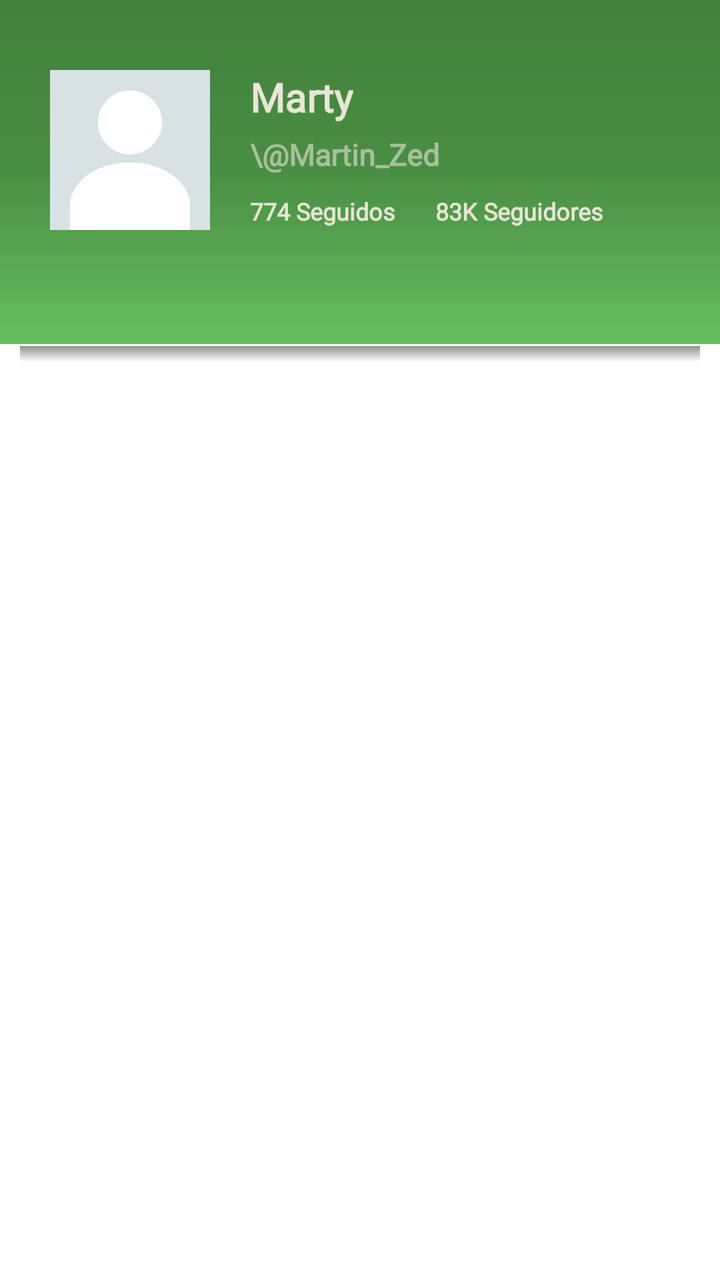
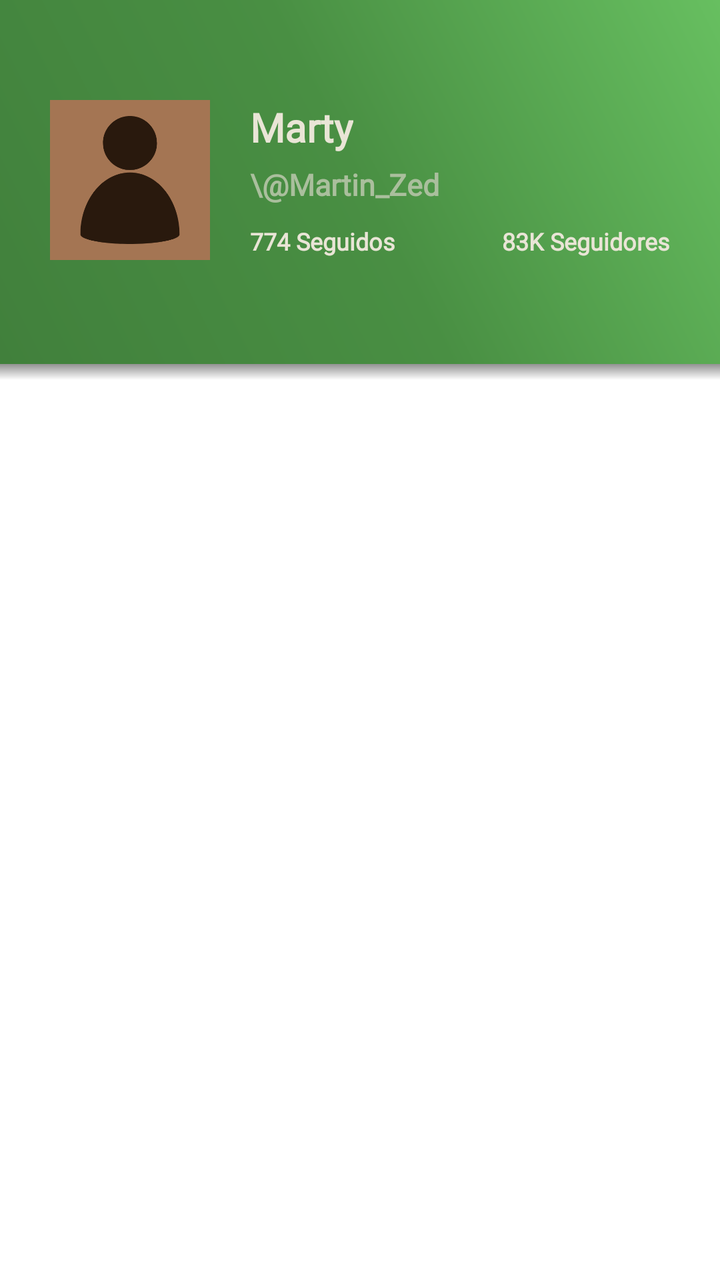

Two renders of the same Android screen: before a commit and after it. Below are the layout's source before the change and the commit's diff.
<!-- AndroidManifest.xml: application theme Theme.MangIA -->
<!-- res/layout/nav_header_home.xml -->
<?xml version="1.0" encoding="utf-8"?>
<androidx.constraintlayout.widget.ConstraintLayout xmlns:android="http://schemas.android.com/apk/res/android"
    xmlns:app="http://schemas.android.com/apk/res-auto"
    xmlns:tools="http://schemas.android.com/tools"
    android:layout_width="340dp"
    android:layout_height="180dp"
    android:gravity="bottom"
    android:orientation="vertical">

    <androidx.constraintlayout.widget.ConstraintLayout
        android:id="@+id/constraintLayout"
        android:layout_width="match_parent"
        android:layout_height="172dp"
        android:background="@drawable/side_nav_bar"
        app:layout_constraintEnd_toEndOf="parent"
        app:layout_constraintStart_toStartOf="parent"
        app:layout_constraintTop_toTopOf="parent">

        <ImageView
            android:id="@+id/imvProfileNH"
            android:layout_width="80dp"
            android:layout_height="80dp"
            android:layout_marginStart="25dp"
            android:layout_marginTop="35dp"
            android:contentDescription="@string/nav_header_desc"
            app:layout_constraintStart_toStartOf="parent"
            app:layout_constraintTop_toTopOf="parent"
            app:srcCompat="@drawable/profile_photo" />

        <TextView
            android:id="@+id/txvNNameNH"
            android:layout_width="wrap_content"
            android:layout_height="wrap_content"
            android:layout_marginStart="20dp"
            android:layout_marginTop="35dp"
            android:fontFamily="@font/opensansbold"
            android:text="Marty"
            android:textColor="@color/lightFont"
            android:textSize="20sp"
            android:textStyle="bold"
            app:layout_constraintStart_toEndOf="@+id/imvProfileNH"
            app:layout_constraintTop_toTopOf="parent" />

        <TextView
            android:id="@+id/txvUNameNH"
            android:layout_width="wrap_content"
            android:layout_height="wrap_content"
            android:layout_marginStart="20dp"
            android:layout_marginTop="5dp"
            android:fontFamily="@font/opensansbold"
            android:text="\@Martin_Zed"
            android:textColor="@color/transSecundaryColor"
            android:textSize="15sp"
            android:textStyle="bold"
            app:layout_constraintStart_toEndOf="@+id/imvProfileNH"
            app:layout_constraintTop_toBottomOf="@+id/txvNNameNH" />

        <TextView
            android:id="@+id/txvFollows"
            android:layout_width="wrap_content"
            android:layout_height="wrap_content"
            android:layout_marginStart="20dp"
            android:layout_marginTop="10dp"
            android:fontFamily="@font/opensansbold"
            android:text="774 Seguidos"
            android:textColor="@color/lightFont"
            android:textSize="12sp"
            android:textStyle="bold"
            app:layout_constraintStart_toEndOf="@+id/imvProfileNH"
            app:layout_constraintTop_toBottomOf="@+id/txvUNameNH" />

        <TextView
            android:id="@+id/txvFollowers"
            android:layout_width="wrap_content"
            android:layout_height="wrap_content"
            android:layout_marginStart="20dp"
            android:layout_marginTop="10dp"
            android:fontFamily="@font/opensansbold"
            android:text="83K Seguidores"
            android:textColor="@color/lightFont"
            android:textSize="12sp"
            android:textStyle="bold"
            app:layout_constraintStart_toEndOf="@+id/txvFollows"
            app:layout_constraintTop_toBottomOf="@+id/txvUNameNH" />

    </androidx.constraintlayout.widget.ConstraintLayout>

    <androidx.constraintlayout.widget.ConstraintLayout
        android:layout_width="340dp"
        android:layout_height="10dp"
        app:layout_constraintEnd_toEndOf="parent"
        app:layout_constraintStart_toStartOf="parent"
        app:layout_constraintTop_toBottomOf="@+id/constraintLayout">

        <LinearLayout
            android:layout_width="0dp"
            android:layout_height="8dp"
            android:background="@drawable/shadow_top_bottom"
            android:orientation="vertical"
            app:layout_constraintBottom_toBottomOf="parent"
            app:layout_constraintEnd_toEndOf="parent"
            app:layout_constraintHorizontal_bias="0.0"
            app:layout_constraintStart_toStartOf="parent"
            app:layout_constraintTop_toTopOf="parent" />

    </androidx.constraintlayout.widget.ConstraintLayout>



</androidx.constraintlayout.widget.ConstraintLayout>
<!-- resources referenced by this layout -->
<resources>
  <color name="lightFont">#E9E5D6</color>
  <color name="transSecundaryColor">#AABF9D</color>
  <!-- drawable profile_photo: jpg bitmap (drawable, 70711 bytes) -->
  <!-- drawable shadow_top_bottom (drawable) -->
  <?xml version="1.0" encoding="utf-8"?>
  <shape xmlns:android="http://schemas.android.com/apk/res/android"
      android:shape="rectangle">
  
      <gradient android:startColor="@android:color/transparent"
          android:endColor="#88333333"
          android:angle="90"/>
  
  </shape>
  <!-- drawable side_nav_bar (drawable) -->
  <shape xmlns:android="http://schemas.android.com/apk/res/android"
      android:shape="rectangle">
      <gradient
          android:angle="-45"
          android:centerColor="#498F43"
          android:endColor="#67BF60"
          android:startColor="#41803C"
          android:type="linear" />
  </shape>
  <string name="nav_header_desc">Navigation header</string>
  <style name="Theme.MangIA" parent="Theme.MaterialComponents.DayNight.NoActionBar">
          
          
          
      </style>
</resources>

<!-- the commit's change to res/layout/nav_header_home.xml (unified diff, before → after) -->
@@ -3,36 +3,38 @@
     xmlns:app="http://schemas.android.com/apk/res-auto"
     xmlns:tools="http://schemas.android.com/tools"
     android:layout_width="340dp"
-    android:layout_height="180dp"
+    android:layout_height="190dp"
     android:gravity="bottom"
     android:orientation="vertical">
 
     <androidx.constraintlayout.widget.ConstraintLayout
         android:id="@+id/constraintLayout"
         android:layout_width="match_parent"
-        android:layout_height="172dp"
+        android:layout_height="182dp"
         android:background="@drawable/side_nav_bar"
+        app:layout_constraintBottom_toBottomOf="parent"
         app:layout_constraintEnd_toEndOf="parent"
+        app:layout_constraintHorizontal_bias="0.0"
         app:layout_constraintStart_toStartOf="parent"
-        app:layout_constraintTop_toTopOf="parent">
+        app:layout_constraintTop_toTopOf="parent"
+        app:layout_constraintVertical_bias="0.0">
 
         <ImageView
             android:id="@+id/imvProfileNH"
             android:layout_width="80dp"
             android:layout_height="80dp"
             android:layout_marginStart="25dp"
-            android:layout_marginTop="35dp"
-            android:contentDescription="@string/nav_header_desc"
+            android:layout_marginTop="50dp"
             app:layout_constraintStart_toStartOf="parent"
             app:layout_constraintTop_toTopOf="parent"
-            app:srcCompat="@drawable/profile_photo" />
+            app:srcCompat="@drawable/profile_picture" />
 
         <TextView
             android:id="@+id/txvNNameNH"
             android:layout_width="wrap_content"
             android:layout_height="wrap_content"
             android:layout_marginStart="20dp"
-            android:layout_marginTop="35dp"
+            android:layout_marginTop="50dp"
             android:fontFamily="@font/opensansbold"
             android:text="Marty"
             android:textColor="@color/lightFont"
@@ -73,38 +75,28 @@
             android:id="@+id/txvFollowers"
             android:layout_width="wrap_content"
             android:layout_height="wrap_content"
-            android:layout_marginStart="20dp"
             android:layout_marginTop="10dp"
+            android:layout_marginEnd="25dp"
             android:fontFamily="@font/opensansbold"
             android:text="83K Seguidores"
             android:textColor="@color/lightFont"
             android:textSize="12sp"
             android:textStyle="bold"
-            app:layout_constraintStart_toEndOf="@+id/txvFollows"
+            app:layout_constraintEnd_toEndOf="parent"
             app:layout_constraintTop_toBottomOf="@+id/txvUNameNH" />
+
+
 
     </androidx.constraintlayout.widget.ConstraintLayout>
 
-    <androidx.constraintlayout.widget.ConstraintLayout
-        android:layout_width="340dp"
-        android:layout_height="10dp"
+    <LinearLayout
+        android:layout_width="match_parent"
+        android:layout_height="8dp"
+        android:background="@drawable/shadow_top_bottom"
+        android:orientation="vertical"
         app:layout_constraintEnd_toEndOf="parent"
         app:layout_constraintStart_toStartOf="parent"
-        app:layout_constraintTop_toBottomOf="@+id/constraintLayout">
-
-        <LinearLayout
-            android:layout_width="0dp"
-            android:layout_height="8dp"
-            android:background="@drawable/shadow_top_bottom"
-            android:orientation="vertical"
-            app:layout_constraintBottom_toBottomOf="parent"
-            app:layout_constraintEnd_toEndOf="parent"
-            app:layout_constraintHorizontal_bias="0.0"
-            app:layout_constraintStart_toStartOf="parent"
-            app:layout_constraintTop_toTopOf="parent" />
-
-    </androidx.constraintlayout.widget.ConstraintLayout>
-
+        app:layout_constraintTop_toBottomOf="@+id/constraintLayout" />
 
 
 </androidx.constraintlayout.widget.ConstraintLayout>
<!-- resource entries referenced after the edit -->
@@ -2,7 +2,7 @@
 <resources>
   <color name="lightFont">#E9E5D6</color>
   <color name="transSecundaryColor">#AABF9D</color>
-  <!-- drawable profile_photo: jpg bitmap (drawable, 70711 bytes) -->
+  <!-- drawable profile_picture: png bitmap (drawable, 12217 bytes) -->
   <!-- drawable shadow_top_bottom (drawable) -->
   <?xml version="1.0" encoding="utf-8"?>
   <shape xmlns:android="http://schemas.android.com/apk/res/android"
@@ -17,13 +17,12 @@
   <shape xmlns:android="http://schemas.android.com/apk/res/android"
       android:shape="rectangle">
       <gradient
-          android:angle="-45"
+          android:angle="45"
           android:centerColor="#498F43"
           android:endColor="#67BF60"
           android:startColor="#41803C"
           android:type="linear" />
   </shape>
-  <string name="nav_header_desc">Navigation header</string>
   <style name="Theme.MangIA" parent="Theme.MaterialComponents.DayNight.NoActionBar">
           
           
